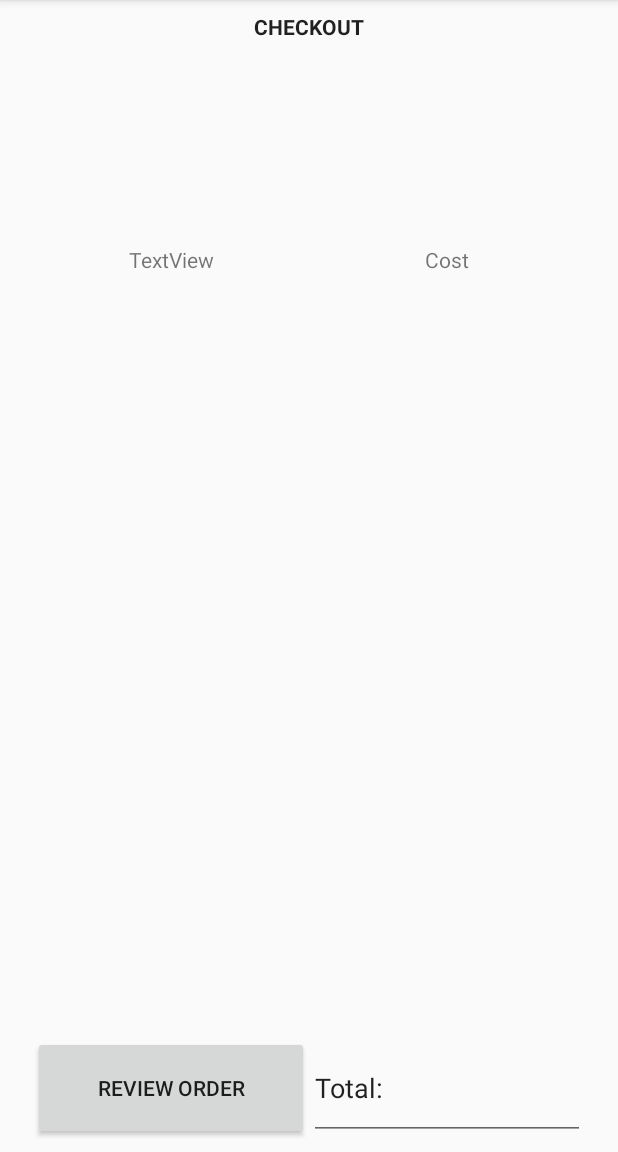
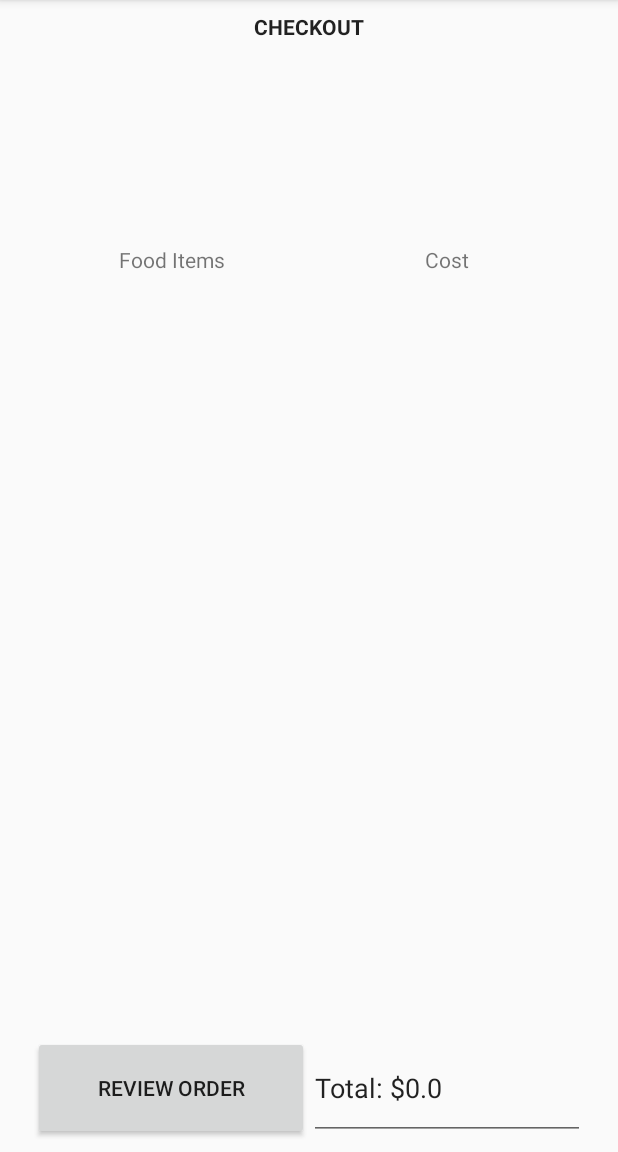
Before and after one commit to jharrilim/comp304-assignment2, an Android app: the CheckoutActivity screen opened directly, with no data from a screen before it, on a phone screen of 412 x 824 dp, the part 84-1236 px from its top. Run offline under Robolectric (Android 15) with nearby library versions, the phone set to English and light mode, and no system bars; our stand-ins replace Room's generated code, RxJava.

Commit message:
display items in cart

```diff
--- a/app/src/main/java/comp304/josephharrisonlim/assignment2/CheckoutActivity.kt
+++ b/app/src/main/java/comp304/josephharrisonlim/assignment2/CheckoutActivity.kt
@@ -2,11 +2,40 @@ package comp304.josephharrisonlim.assignment2
 
 import android.support.v7.app.AppCompatActivity
 import android.os.Bundle
+import android.widget.TextView
+import comp304.josephharrisonlim.assignment2.data.Food
+import comp304.josephharrisonlim.assignment2.data.FoodDatabase
+import io.reactivex.android.schedulers.AndroidSchedulers
+import io.reactivex.schedulers.Schedulers
+import kotlinx.android.synthetic.main.activity_checkout.*
 
 class CheckoutActivity : AppCompatActivity() {
+
+    private var cost: Double = 0.0
 
     override fun onCreate(savedInstanceState: Bundle?) {
         super.onCreate(savedInstanceState)
         setContentView(R.layout.activity_checkout)
+
+        FoodDatabase.getInstance(this)!!.foodDataDao().getAll()
+                .subscribeOn(Schedulers.io())
+                .observeOn(AndroidSchedulers.mainThread())
+                .subscribe { foods ->
+                    for (food in foods) {
+                        fillLayout(food)
+                        cost += food.price
+                    }
+                    totalCostTxt.setText("Total: $${cost}")
+                }
+    }
+
+    private fun fillLayout(food: Food) {
+        val nameTv = TextView(this)
+        nameTv.text = food.name
+        checkoutItemNamesLayout.addView(nameTv)
+
+        val costTv = TextView(this)
+        costTv.text = "$ ${food.price}"
+        checkoutItemPricesLayout.addView(costTv)
     }
 }
--- a/app/src/main/res/layout/activity_checkout.xml
+++ b/app/src/main/res/layout/activity_checkout.xml
@@ -20,6 +20,52 @@
         app:layout_constraintEnd_toEndOf="parent"
         app:layout_constraintStart_toStartOf="parent"
         app:layout_constraintTop_toTopOf="parent" />
+
+    <LinearLayout
+        android:id="@+id/checkoutItemsLayout"
+        android:layout_width="368dp"
+        android:layout_height="391dp"
+        android:layout_marginStart="8dp"
+        android:layout_marginTop="8dp"
+        android:layout_marginEnd="8dp"
+        android:layout_marginBottom="8dp"
+        android:orientation="horizontal"
+        app:layout_constraintBottom_toTopOf="@+id/linearLayout"
+        app:layout_constraintEnd_toEndOf="parent"
+        app:layout_constraintStart_toStartOf="parent"
+        app:layout_constraintTop_toBottomOf="@+id/checkoutTxt">
+
+        <LinearLayout
+            android:id="@+id/checkoutItemNamesLayout"
+            android:layout_width="match_parent"
+            android:layout_height="match_parent"
+            android:layout_weight="1"
+            android:orientation="vertical">
+
+            <TextView
+                android:id="@+id/itemNameTitleTxt"
+                android:layout_width="match_parent"
+                android:layout_height="wrap_content"
+                android:text="@string/food_items"
+                android:textAlignment="center" />
+        </LinearLayout>
+
+        <LinearLayout
+            android:id="@+id/checkoutItemPricesLayout"
+            android:layout_width="match_parent"
+            android:layout_height="match_parent"
+            android:orientation="vertical"
+            android:layout_weight="1">
+
+            <TextView
+                android:id="@+id/itemCostTitleTxt"
+                android:layout_width="match_parent"
+                android:layout_height="wrap_content"
+                android:text="@string/cost"
+                android:textAlignment="center" />
+        </LinearLayout>
+
+    </LinearLayout>
 
     <LinearLayout
         android:id="@+id/linearLayout"
@@ -48,65 +94,18 @@
             android:orientation="vertical">
 
             <EditText
-                android:id="@+id/editText"
+                android:id="@+id/totalCostTxt"
                 android:layout_width="match_parent"
                 android:layout_height="match_parent"
                 android:clickable="false"
                 android:cursorVisible="false"
+                android:ems="10"
                 android:focusable="false"
                 android:focusableInTouchMode="false"
-                android:ems="10"
                 android:inputType="text"
                 android:text="Total:" />
         </LinearLayout>
 
     </LinearLayout>
 
-    <LinearLayout
-        android:id="@+id/checkoutItemsLayout"
-        android:layout_width="368dp"
-        android:layout_height="391dp"
-        android:layout_marginStart="8dp"
-        android:layout_marginTop="8dp"
-        android:layout_marginEnd="8dp"
-        android:layout_marginBottom="8dp"
-        android:orientation="horizontal"
-        app:layout_constraintBottom_toTopOf="@+id/linearLayout"
-        app:layout_constraintEnd_toEndOf="parent"
-        app:layout_constraintStart_toStartOf="parent"
-        app:layout_constraintTop_toBottomOf="@+id/checkoutTxt">
-
-        <LinearLayout
-            android:id="@+id/checkoutItemNamesLayout"
-            android:layout_width="match_parent"
-            android:layout_height="match_parent"
-            android:layout_weight="1"
-            android:orientation="vertical">
-
-            <TextView
-                android:id="@+id/itemNameTitleTxt"
-                android:layout_width="match_parent"
-                android:layout_height="wrap_content"
-                android:text="TextView"
-                android:textAlignment="center"
-                tools:text="@string/food_items" />
-        </LinearLayout>
-
-        <LinearLayout
-            android:id="@+id/checkoutItemPricesLayout"
-            android:layout_width="match_parent"
-            android:layout_height="match_parent"
-            android:orientation="vertical"
-            android:layout_weight="1">
-
-            <TextView
-                android:id="@+id/itemCostTitleTxt"
-                android:layout_width="match_parent"
-                android:layout_height="wrap_content"
-                android:text="@string/cost"
-                android:textAlignment="center" />
-        </LinearLayout>
-
-    </LinearLayout>
-
 </android.support.constraint.ConstraintLayout>
```
